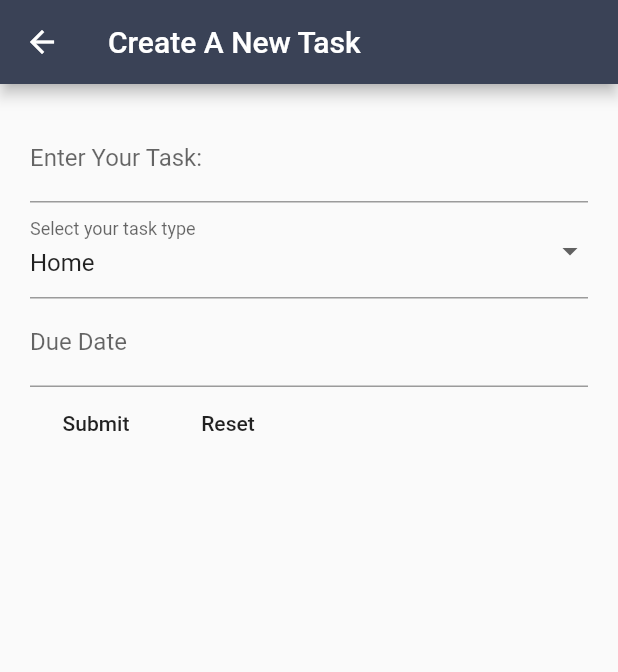
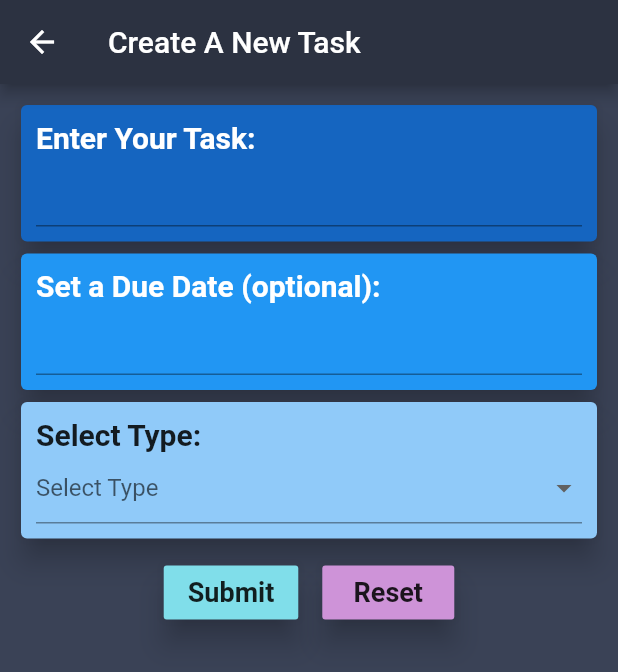
Before and after one commit to WeilunY/ToDoList, a Flutter app: the screen it shows after launch, after a tap on the "add" icon, on a phone screen of 412 x 824 dp. Shown: the top 672 px of the screen. Run offline on Flutter 3.47's test engine with Material 2 defaults, Android fonts, the phone set to English and light mode, and no system bars; drawn by our look-alikes of flutter_form_builder; our stand-ins replace shared_preferences; network calls fail.

Commit message:
redesign UI

```diff
--- a/todo_list_flutter/lib/main.dart
+++ b/todo_list_flutter/lib/main.dart
@@ -1,74 +1,23 @@
 import 'package:flutter/material.dart';
-import 'views/todoList.dart';
-import 'views/profile.dart';
-import 'views/history.dart';
+import './views/myHomePage.dart';
 
 void main() => runApp(MyApp());
 
-const color = Color.fromRGBO(58, 66, 86, 1.0);
+
 
 class MyApp extends StatelessWidget {
   // This widget is the root of your application.
+
+  var homePage = MyHomePage();
   @override
   Widget build(BuildContext context) {
     return MaterialApp(
       title: 'Flutter Demo',
-      theme: new ThemeData(primaryColor: color),
-      home: MyHomePage(),
+      theme: new ThemeData(primaryColor: Color.fromRGBO(44, 50, 65, 1.0)),
+      home: homePage,
     );
   }
 }
 
 
 // MARK: Home page construction
-class MyHomePage extends StatefulWidget{
-  @override
-  _MyHomePageState createState() => new _MyHomePageState();
-}
-
-class _MyHomePageState extends State<MyHomePage> with SingleTickerProviderStateMixin {
-
-  TabController controller;
-
-  // initialize tab controller
-  @override
-  void initState() {
-    controller = new TabController(length: 3, vsync: this);
-  }
-
-  @override
-  void dispose() {
-    controller.dispose();
-    super.dispose();
-  }
-
-  @override
-  Widget build(BuildContext context) {
-    return new Scaffold(
-
-
-      // view contents
-      body: TabBarView(
-        controller: controller,
-        children: <Widget>[
-          ToDoList(),
-          History(),
-          Profile(),
-        ],
-      ),
-
-      // navigation bar
-      bottomNavigationBar: new Material(
-        color: color,
-        child: TabBar(
-          controller: controller,
-          tabs: <Tab>[
-            Tab(text: "To-Dos", icon: new Icon(Icons.home)),
-            Tab(text: "History", icon: new Icon(Icons.message)),
-            Tab(text: "Profile", icon: new Icon(Icons.cloud))
-          ],
-        ),
-      ),
-    );
-  }
-}
--- /dev/null
+++ b/todo_list_flutter/lib/views/myHomePage.dart
@@ -0,0 +1,58 @@
+
+import 'package:flutter/material.dart';
+import './todoList.dart';
+import './profile.dart';
+import './history.dart';
+
+class MyHomePage extends StatefulWidget{
+  @override
+  _MyHomePageState createState() => new _MyHomePageState();
+}
+
+class _MyHomePageState extends State<MyHomePage> with SingleTickerProviderStateMixin {
+
+  TabController controller;
+
+
+  // initialize tab controller
+  @override
+  void initState() {
+    controller = new TabController(length: 3, vsync: this);
+  }
+
+  @override
+  void dispose() {
+    controller.dispose();
+    super.dispose();
+  }
+
+  @override
+  Widget build(BuildContext context) {
+    return new Scaffold(
+
+
+      // view contents
+      body: TabBarView(
+        controller: controller,
+        children: <Widget>[
+          ToDoList(),
+          History(),
+          Profile(),
+        ],
+      ),
+
+      // navigation bar
+      bottomNavigationBar: new Material(
+        color: Color.fromRGBO(44, 50, 65, 1.0),
+        child: TabBar(
+          controller: controller,
+          tabs: <Tab>[
+            Tab(text: "To-Dos", icon: new Icon(Icons.list)),
+            Tab(text: "History", icon: new Icon(Icons.history)),
+            Tab(text: "Profile", icon: new Icon(Icons.person))
+          ],
+        ),
+      ),
+    );
+  }
+}
--- a/todo_list_flutter/lib/views/profile.dart
+++ b/todo_list_flutter/lib/views/profile.dart
@@ -8,51 +8,20 @@ class Profile extends StatefulWidget {
 }
 
 class _ProfileState extends State<Profile> {
-  String countString = '';
-  String localCount = '';
+
 
   @override
   Widget build(BuildContext context) {
     return Scaffold(
-        appBar: new AppBar(
-          title: new Text("Test Storage"),
+      backgroundColor: Color.fromRGBO(58, 66, 86, 1.0),
+      appBar: new AppBar(
+          title: new Text("Profile"),
         ),
-        body: Center(
-          child: Column(
-            children: <Widget>[
-              RaisedButton(
-                  onPressed: _incrementCounter, child: Text('Increment Counter')),
-              RaisedButton(onPressed: _getCounter, child: Text('Get Counter')),
-              Text(
-                countString,
-                style: TextStyle(fontSize: 20),
-              ),
-              Text(
-                'result：' + localCount,
-                style: TextStyle(fontSize: 20),
-              ),
-            ],
-          ),
-        )
+      body: Center(child: Text("Profile Page"),),
     );
 
   }
 
-  _incrementCounter() async {
-    SharedPreferences prefs = await SharedPreferences.getInstance();
-    setState(() {
-      countString = countString + " 1";
-    });
-    int counter = (prefs.getInt('counter') ?? 0) + 1;
-    await prefs.setInt('counter', counter);
-  }
-
-  _getCounter() async {
-    SharedPreferences prefs = await SharedPreferences.getInstance();
-    setState(() {
-      localCount = prefs.getInt('counter').toString();
-    });
-  }
 
 
 }
--- a/todo_list_flutter/lib/views/todoForm.dart
+++ b/todo_list_flutter/lib/views/todoForm.dart
@@ -13,47 +13,110 @@ class _TodoFormState extends State<TodoForm> {
 
   final GlobalKey<FormBuilderState> _fbKey = new GlobalKey<FormBuilderState>();
 
+  Map<int, String> types = {1: "Home", 2: "School", 3: "Work"};
+
   @override
   Widget build(BuildContext context) {
 
-    Map<int, String> types = {1: "Home", 2: "School", 3: "Work"};
-
     return new Scaffold(
+      backgroundColor: Color.fromRGBO(58, 66, 86, 1.0),
 
       appBar: new AppBar(
         title: new Text('Create A New Task'),
       ),
-      //backgroundColor: Color.fromRGBO(58, 66, 86, 1.0),
+
+      body: new Container(
+        padding: new EdgeInsets.all(10.0),
+
+        child: ListView(
+          children: <Widget>[
+            buildFormContents(),
+            buildButtons(),
+          ],
+        ),
+      ),
+    );
+  }
 
 
-      body: new Container(
-        padding: new EdgeInsets.all(20.0),
-
-        child: Column(
-          children: <Widget>[
-            FormBuilder(
+  Widget buildFormContents(){
+    return FormBuilder(
       key: _fbKey,
       autovalidate: true,
-              initialValue: {
-
-              },
 
       child: Column(
         children: <Widget>[
 
+          Card(
+            elevation: 8.0,
+            color: Colors.blue[800],
+            child: Container(
+              padding: EdgeInsets.all(10.0),
+              child: Column(
+                crossAxisAlignment: CrossAxisAlignment.start,
+                children: <Widget>[
+
+                  Text("Enter Your Task: ", style: TextStyle(fontSize: 20.0, color: Colors.white, fontWeight: FontWeight.bold),),
+
                   FormBuilderTextField(
                     attribute: "content",
-                    decoration: InputDecoration(labelText: "Enter Your Task: ", labelStyle: TextStyle(fontSize: 16.0)),
+                    cursorColor: Colors.white,
+
+                    style: TextStyle(fontSize: 16.0, color: Colors.white),
+                    decoration: InputDecoration(isDense: false),
+
                     validators: [
                       FormBuilderValidators.minLength(1),
                     ],
+                  ),
+
+                ],
+              )
+
+            )
 
           ),
 
+          Card(
+            elevation: 8.0,
+            color: Colors.blue,
+            child: Container(
+              padding: EdgeInsets.all(10.0),
+              child: Container(
+
+                child: Column(
+                crossAxisAlignment: CrossAxisAlignment.start,
+                children: <Widget>[
+
+                  Text("Set a Due Date (optional): ", style: TextStyle(fontSize: 20.0, color: Colors.white, fontWeight: FontWeight.bold),),
+
+                  FormBuilderDateTimePicker(
+                    attribute: "date",
+                    inputType: InputType.date,
+                    style: TextStyle(fontSize: 16.0, color: Colors.white),
+                    format: DateFormat("yyyy-MM-dd"),
+
+                    ),
+                  ]
+                )
+              )
+            )
+          ),
+
+          Card(
+            elevation: 8.0,
+            color: Colors.blue[200],
+            child: Container(
+              padding: EdgeInsets.all(10.0),
+              child: Container(
+
+                child: Column(
+                crossAxisAlignment: CrossAxisAlignment.start,
+                children: <Widget>[
+                  Text("Select Type: ", style: TextStyle(fontSize: 20.0, color: Colors.black87, fontWeight: FontWeight.bold),),
                     FormBuilderDropdown(
                       attribute: "type",
-                    decoration: InputDecoration(labelText: "Select your task type", labelStyle: TextStyle(fontSize: 16.0)),
-                    initialValue: 1,
+
                       hint: Text('Select Type'),
                       validators: [FormBuilderValidators.required()],
 
@@ -63,24 +126,27 @@ class _TodoFormState extends State<TodoForm> {
                           child: Text(types[type])
                       )).toList(),
                     ),
-
-                  FormBuilderDateTimePicker(
-                    attribute: "date",
-                    inputType: InputType.date,
-                    format: DateFormat("yyyy-MM-dd"),
-                    decoration:
-                    InputDecoration(labelText: "Due Date", labelStyle: TextStyle(fontSize: 16.0)),
+                  ]
+                )
               ),
-
+            )
+          )
         ],
       ),
 
-            ),
+    );
+  }
 
-            Row(
+  Widget buildButtons() {
+    return Row(
+      mainAxisAlignment: MainAxisAlignment.center,
       children: <Widget>[
-                MaterialButton(
-                  child: Text("Submit"),
+        Container(
+          margin: EdgeInsets.all(8.0),
+          child: RaisedButton(
+            elevation: 8.0,
+            color: Colors.cyan[200],
+            child: Text("Submit", style: TextStyle(fontSize: 18.0, color: Colors.black87, fontWeight: FontWeight.bold),),
             onPressed: () {
               _fbKey.currentState.save();
               if (_fbKey.currentState.validate()) {
@@ -89,20 +155,21 @@ class _TodoFormState extends State<TodoForm> {
               }
             },
           ),
+        ),
 
-                MaterialButton(
-                  child: Text("Reset"),
+        Container(
+          margin: EdgeInsets.all(8.0),
+          child: RaisedButton(
+            color: Colors.purple[200],
+            elevation: 8.0,
+            child: Text("Reset", style: TextStyle(fontSize: 18.0, color: Colors.black87, fontWeight: FontWeight.bold),),
             onPressed: () {
               _fbKey.currentState.reset();
             },
           ),
-              ],
         )
       ],
-        ),
-
-
-      ),
     );
   }
+
 }
--- a/todo_list_flutter/lib/views/todoList.dart
+++ b/todo_list_flutter/lib/views/todoList.dart
@@ -46,66 +46,58 @@ class _ToDoListState extends State<ToDoList> {
       this._todoItems = ( parseToDo(response.body) ?? []);
     });
 
-
-
   }
 
-  // add content to list
-  void _addTodoItem(Map<String, dynamic> task) async{
+  @override
+  Widget build(BuildContext context ){
 
-   if (task.length > 0){
+    return new Scaffold(
+        appBar: new AppBar(
+          title: new Text("To Do List"),
+        ),
+        backgroundColor: Color.fromRGBO(58, 66, 86, 1.0),
 
-    var url = "http://localhost:8080/item/create";
-    Map<String, String> headers = {"Content-type": "application/json"};
-    String json = '{"content": "${task['content']}", "type": ${task['type']}, "user_id": 1}';
-    final response = await http.Client().post(url, headers: headers, body: json);
-
-    this.getData();
-
+        body: _buildTodoList(),
+        floatingActionButtonLocation: FloatingActionButtonLocation.centerFloat,
+        floatingActionButton: new FloatingActionButton(
+          backgroundColor: Color.fromRGBO(58, 66, 86, 1.0),
+          onPressed: _pushTodoScreen,
+          tooltip: 'Add task',
+          child: new Icon(Icons.add),),
+    );
   }
-  }
-
-  void _removeTodoItem(int id) async{
-
-    var url = "http://localhost:8080/item/finish";
-    Map<String, String> headers = {"Content-type": "application/json"};
-    String json = '{"item_id": "$id"}';
-    final response = await http.Client().post(url, headers: headers, body: json);
-
-    this.getData();
-
-  }
-
 
   // building the list
 
   Widget _buildTodoList() {
-    int color_code = 1000;
+    int colorCode = 1000;
     return new ListView.builder(
 
       itemBuilder: (context, index) {
         if(index < _todoItems.length) {
           if(index % 2 == 0){
-            if(color_code > 100){
-              color_code -= 100;
+            if(colorCode > 100){
+              colorCode -= 100;
             } else {
-              color_code = 100;
+              colorCode = 100;
             }
           }
 
-          return _buildTodoItem(_todoItems[index], color_code);
+          return _buildTodoItem(_todoItems[index], colorCode);
         }
       },
     );
   }
 
 
-  Widget _buildTodoItem(ToDoItem todo, int color_code){
-    Map<int, dynamic> colors = {1: Colors.blue[color_code], 2: Colors.purple[color_code], 3: Colors.indigo[color_code]};
+  Widget _buildTodoItem(ToDoItem todo, int colorCode){
+
+    Map<int, dynamic> colors = {1: Colors.blue[colorCode], 2: Colors.purple[colorCode], 3: Colors.indigo[colorCode]};
     Map<int, dynamic> icons = {1: Icons.home, 2: Icons.school, 3: Icons.business};
 
     return Card(
         elevation: 8.0,
+        shape: const RoundedRectangleBorder(borderRadius: BorderRadius.all(Radius.circular(14.0))),
         margin: new EdgeInsets.symmetric(horizontal: 10.0, vertical: 6.0),
 
         child: Container(
@@ -119,8 +111,10 @@ class _ToDoListState extends State<ToDoList> {
                 padding: EdgeInsets.only(right: 12.0),
                 decoration: new BoxDecoration(
                 border: new Border(
-                        right: new BorderSide(width: 1.0, color: Colors.white24))
+                  right: new BorderSide(width: 1.0, color: Colors.white24)
+                  )
                 ),
+
                 child: Icon(icons[todo.type], color: Colors.white,),
                 ),
 
@@ -142,30 +136,24 @@ class _ToDoListState extends State<ToDoList> {
                 child: Icon(Icons.check_circle, color: Colors.white),
                 onPressed:() => _promptRemoveTodoItem(todo),
               ),
-
           ),
-
         )
       );
     }
 
-  @override
-  Widget build(BuildContext context ){
+  // add content to list
+  void _addTodoItem(Map<String, dynamic> task) async{
 
-    return new Scaffold(
-        appBar: new AppBar(
-          title: new Text("To Do List"),
-        ),
-        backgroundColor: Color.fromRGBO(58, 66, 86, 1.0),
+   if (task.length > 0){
 
-        body: _buildTodoList(),
-        floatingActionButtonLocation: FloatingActionButtonLocation.centerFloat,
-        floatingActionButton: new FloatingActionButton(
-          backgroundColor: Color.fromRGBO(58, 66, 86, 1.0),
-          onPressed: _pushTodoScreen,
-          tooltip: 'Add task',
-          child: new Icon(Icons.add),),
-    );
+    var url = "http://localhost:8080/item/create";
+    Map<String, String> headers = {"Content-type": "application/json"};
+    String json = '{"content": "${task['content']}", "type": ${task['type']}, "user_id": 1}';
+    final response = await http.Client().post(url, headers: headers, body: json);
+
+    this.getData();
+
+   }
   }
 
     void _pushTodoScreen() async {
@@ -176,6 +164,17 @@ class _ToDoListState extends State<ToDoList> {
     if(result != null){
        this._addTodoItem(result);
     }
+  }
+
+  void _removeTodoItem(int id) async{
+
+    var url = "http://localhost:8080/item/finish";
+    Map<String, String> headers = {"Content-type": "application/json"};
+    String json = '{"item_id": "$id"}';
+    final response = await http.Client().post(url, headers: headers, body: json);
+
+    this.getData();
+
   }
 
   void _promptRemoveTodoItem(ToDoItem todo) {
```
Lines whose indentation alone changed are shown as unchanged.
